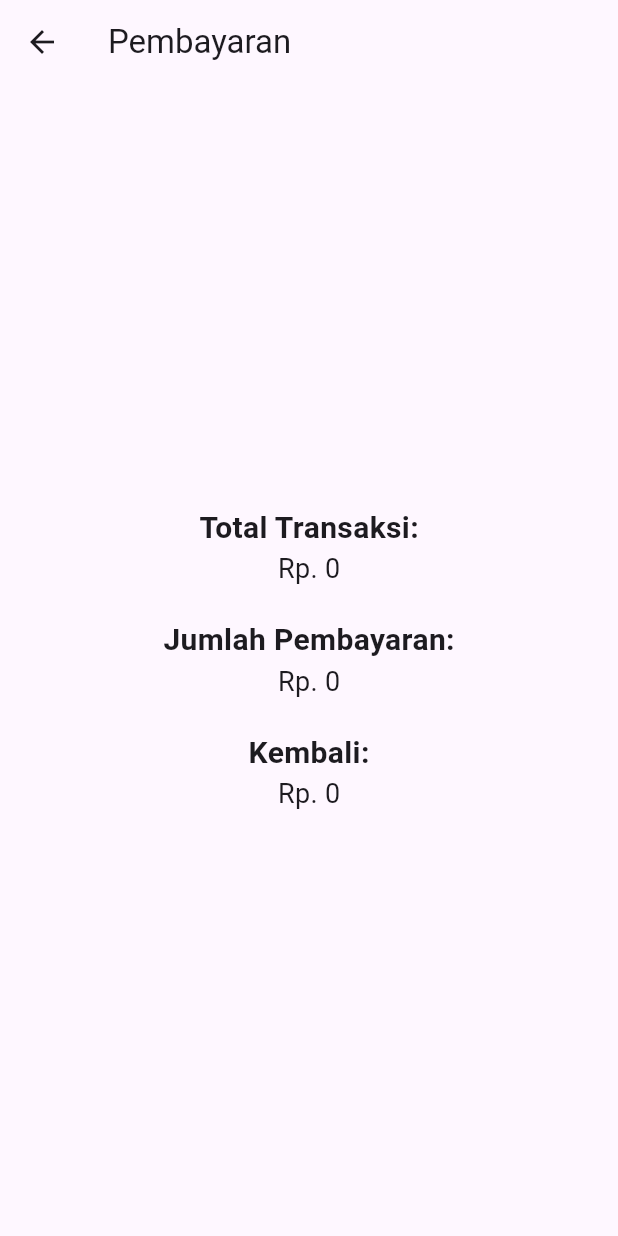
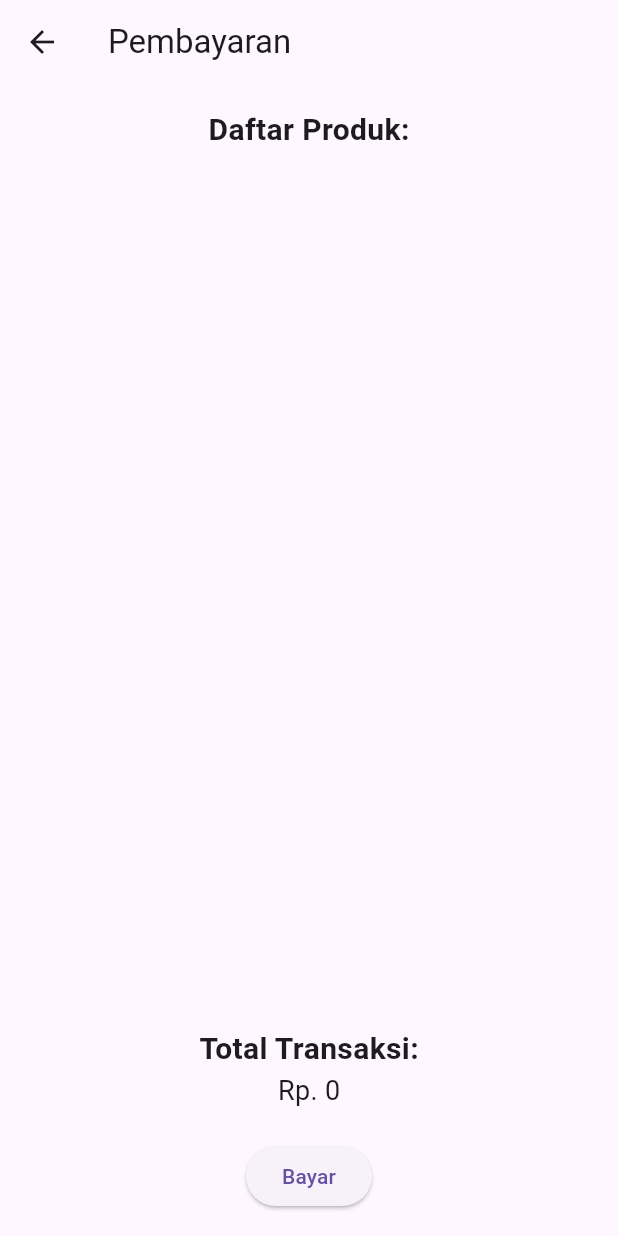
Before and after one commit to izzalDev/PPB_A11.4721, a Flutter app: the PaymentPage screen opened directly with empty values, on a phone screen of 412 x 824 dp. Run offline on Flutter 3.47's test engine with Material 3 defaults, Android fonts, the phone set to English and light mode, and no system bars; our stand-ins replace shared_preferences; missing offline and left inert: maps_launcher; accounts and stored records are empty.

Commit message:
chore: tambah button bayar

```diff
--- a/uts/warung_ajib/lib/pages/payment_page.dart
+++ b/uts/warung_ajib/lib/pages/payment_page.dart
@@ -1,9 +1,17 @@
 import 'package:flutter/material.dart';
+import 'package:warung_ajib/models/product.dart';
 
 class PaymentPage extends StatelessWidget {
   final int totalTransaction;
+  final Map<Product, int> productQuantityMap;
+  final VoidCallback onPaymentComplete;
 
-  const PaymentPage({super.key, required this.totalTransaction});
+  const PaymentPage({
+    super.key,
+    required this.totalTransaction,
+    required this.productQuantityMap,
+    required this.onPaymentComplete,
+  });
 
   @override
   Widget build(BuildContext context) {
@@ -14,8 +22,27 @@
       body: Padding(
         padding: const EdgeInsets.all(16.0),
         child: Column(
-          mainAxisAlignment: MainAxisAlignment.center,
           children: [
+            const Center(
+              child: Text(
+                'Daftar Produk:',
+                style: TextStyle(fontSize: 20, fontWeight: FontWeight.bold),
+              ),
+            ),
+            const SizedBox(height: 10),
+            Expanded(
+              child: ListView(
+                children: productQuantityMap.entries
+                    .where((entry) => entry.value > 0)
+                    .map((entry) => ListTile(
+                          title: Text(entry.key.name),
+                          subtitle: Text('Jumlah: ${entry.value}'),
+                          trailing: Text('Rp. ${entry.key.price * entry.value}'),
+                        ))
+                    .toList(),
+              ),
+            ),
+            const SizedBox(height: 20),
             const Center(
               child: Text(
                 'Total Transaksi:',
@@ -29,30 +56,12 @@
               ),
             ),
             const SizedBox(height: 20),
-            const Center(
-              child: Text(
-                'Jumlah Pembayaran:',
-                style: TextStyle(fontSize: 20, fontWeight: FontWeight.bold),
-              ),
-            ),
-            Center(
-              child: Text(
-                'Rp. $totalTransaction',
-                style: const TextStyle(fontSize: 18),
-              ),
-            ),
-            const SizedBox(height: 20),
-            const Center(
-              child: Text(
-                'Kembali:',
-                style: TextStyle(fontSize: 20, fontWeight: FontWeight.bold),
-              ),
-            ),
-            const Center(
-              child: Text(
-                'Rp. 0',
-                style: TextStyle(fontSize: 18),
-              ),
+            ElevatedButton(
+              onPressed: () {
+                onPaymentComplete();
+                Navigator.pop(context);
+              },
+              child: const Text('Bayar'),
             ),
           ],
         ),
```
Also changed, not shown: uts/warung_ajib/lib/pages/dashboard_page.dart (+36 -27 lines).
